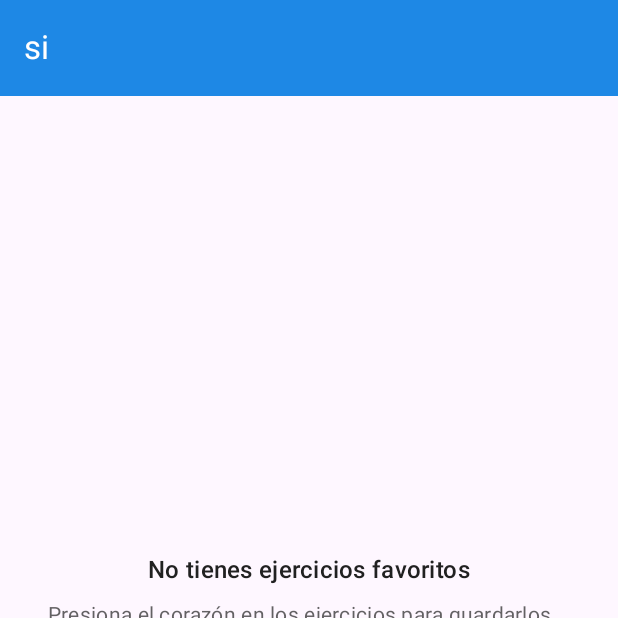
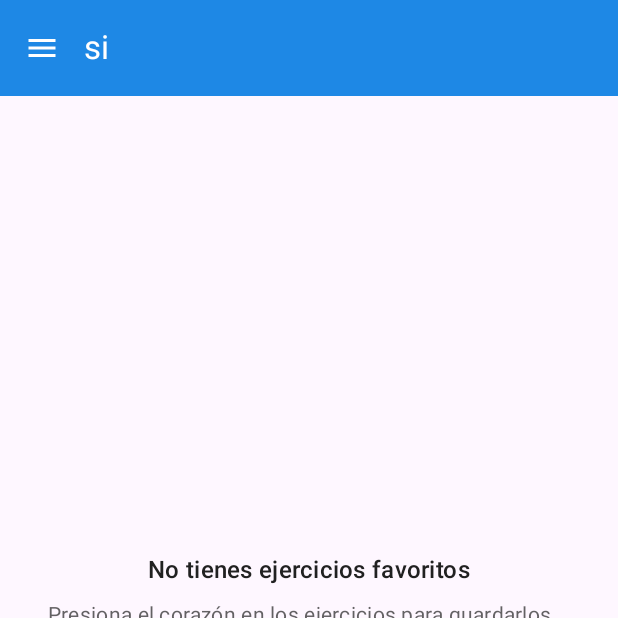
Before and after one commit to jesus2419/GYM-Android, an Android app built with Jetpack Compose: the screen it shows after launch (MainActivity), item 2 of the bottom bar chosen, on a phone screen of 412 x 824 dp, the top half of it. Run offline under Robolectric (Android 15) with nearby library versions, the phone set to English and light mode, and no system bars; pictures from the network do not load.

Commit message:
navigation drawer

```diff
--- /dev/null
+++ b/app/src/main/java/com/example/gymandroid/view/Drawer.kt
@@ -0,0 +1,126 @@
+package com.example.gymandroid.view
+
+import androidx.compose.foundation.background
+import androidx.compose.foundation.layout.Arrangement
+import androidx.compose.foundation.layout.Box
+import androidx.compose.foundation.layout.Column
+import androidx.compose.foundation.layout.Row
+import androidx.compose.foundation.layout.Spacer
+import androidx.compose.foundation.layout.fillMaxSize
+import androidx.compose.foundation.layout.fillMaxWidth
+import androidx.compose.foundation.layout.height
+import androidx.compose.foundation.layout.padding
+import androidx.compose.foundation.layout.size
+import androidx.compose.foundation.layout.width
+import androidx.compose.material.icons.Icons
+import androidx.compose.material.icons.automirrored.filled.ExitToApp
+import androidx.compose.material.icons.filled.AccountCircle
+import androidx.compose.material.icons.filled.Call
+import androidx.compose.material.icons.filled.Close
+import androidx.compose.material.icons.filled.List
+import androidx.compose.material.icons.filled.Person
+import androidx.compose.material.icons.filled.Settings
+import androidx.compose.material3.Divider
+import androidx.compose.material3.Icon
+import androidx.compose.material3.IconButton
+import androidx.compose.material3.MaterialTheme
+import androidx.compose.material3.NavigationDrawerItem
+import androidx.compose.material3.Text
+import androidx.compose.runtime.Composable
+import androidx.compose.ui.Alignment
+import androidx.compose.ui.Modifier
+import androidx.compose.ui.graphics.Color
+import androidx.compose.ui.graphics.vector.ImageVector
+import androidx.compose.ui.text.font.FontWeight
+import androidx.compose.ui.unit.dp
+import androidx.compose.ui.unit.sp
+
+@Composable
+public fun DrawerContent(onClose: () -> Unit) {
+    Column(
+        modifier = Modifier
+            .fillMaxSize()
+            .padding(16.dp)
+            .background(MaterialTheme.colorScheme.surface)
+    ) {
+        // Encabezado
+        Row(
+            modifier = Modifier.fillMaxWidth(),
+            horizontalArrangement = Arrangement.SpaceBetween
+        ) {
+            IconButton(onClick = onClose) {
+                Icon(Icons.Default.Close, contentDescription = "Cerrar menú")
+            }
+        }
+
+        Spacer(modifier = Modifier.height(24.dp))
+
+        // Información del usuario
+        UserInfoSection()
+
+        Divider(modifier = Modifier.padding(vertical = 8.dp))
+
+        // Menú principal
+        MenuItems(
+            items = listOf(
+                "Contáctanos" to Icons.Default.Call,
+                "Configuración" to Icons.Default.Settings
+            ),
+            onItemClick = onClose
+        )
+
+        // Espacio flexible
+        Box(modifier = Modifier.weight(1f))
+
+        // Opción de cierre
+        /*
+        NavigationDrawerItem(
+            icon = { Icon(Icons.AutoMirrored.Filled.ExitToApp, contentDescription = null) },
+            label = { Text("Cerrar sesión") },
+            selected = false,
+            onClick = {},
+            modifier = Modifier.fillMaxWidth()
+        )
+
+         */
+    }
+}
+
+@Composable
+private fun UserInfoSection() {
+    Row(
+        verticalAlignment = Alignment.CenterVertically,
+        modifier = Modifier.padding(vertical = 16.dp)
+    ) {
+        Icon(
+            imageVector = Icons.Default.AccountCircle,
+            contentDescription = "Usuario",
+            modifier = Modifier.size(64.dp),
+            tint = MaterialTheme.colorScheme.primary
+        )
+        Spacer(modifier = Modifier.width(16.dp))
+        Column {
+            Text("Juan Pérez", fontWeight = FontWeight.Bold, fontSize = 18.sp)
+            Text("212345", color = Color.Gray)
+        }
+    }
+    Divider()
+}
+
+@Composable
+private fun MenuItems(
+    items: List<Pair<String, ImageVector>>,
+    onItemClick: () -> Unit
+) {
+    Column {
+        items.forEach { (title, icon) ->
+            NavigationDrawerItem(
+                icon = { Icon(icon, contentDescription = null) },
+                label = { Text(title) },
+                selected = false,
+                onClick = onItemClick,
+                modifier = Modifier.fillMaxWidth()
+            )
+        }
+    }
+}
--- a/app/src/main/java/com/example/gymandroid/view/mainScreen.kt
+++ b/app/src/main/java/com/example/gymandroid/view/mainScreen.kt
@@ -6,10 +6,12 @@ import androidx.compose.ui.unit.dp
 
 import androidx.compose.foundation.layout.padding
 import androidx.compose.material.icons.Icons
+import androidx.compose.material.icons.filled.Factory
 import androidx.compose.material.icons.filled.Favorite
 import androidx.compose.material.icons.filled.Home
 import androidx.compose.material.icons.filled.Star
 import androidx.compose.material.icons.filled.Info
+import androidx.compose.material.icons.filled.Menu
 import androidx.compose.material.icons.filled.Person
 import androidx.compose.material3.*
 import androidx.compose.runtime.*
@@ -17,12 +19,15 @@ import androidx.compose.runtime.setValue
 import androidx.compose.ui.Modifier
 import androidx.compose.ui.graphics.Color
 import androidx.compose.ui.graphics.vector.ImageVector
+import androidx.lifecycle.viewmodel.compose.viewModel
 import androidx.navigation.NavType
 import androidx.navigation.compose.NavHost
 import androidx.navigation.compose.composable
 import androidx.navigation.compose.rememberNavController
 import androidx.navigation.navArgument
 import com.example.gymandroid.ui.theme.AppTheme
+import com.example.gymandroid.viewmodel.mainViewModel
+import kotlinx.coroutines.launch
 import java.time.LocalDate
 
 @OptIn(ExperimentalMaterial3Api::class)
@@ -30,6 +35,10 @@ import java.time.LocalDate
 fun MainScreen() {
     val navController = rememberNavController()
     var selectedItem by remember { mutableStateOf(0) }
+    val viewModel: mainViewModel = viewModel(factory = mainViewModel.Factory)
+    val scope = rememberCoroutineScope()
+
+
 
     val screens = listOf(
         BottomNavItem.Home,
@@ -38,10 +47,28 @@ fun MainScreen() {
         BottomNavItem.Info
     )
 
+    ModalNavigationDrawer(
+        drawerState = viewModel.drawerState,
+        drawerContent = {
+            DrawerContent(
+                onClose = {
+                    scope.launch { viewModel.drawerState.close() }
+                }
+            )
+        }
+    ) {
+
         Scaffold(
             topBar = {
                 TopAppBar(
                     title = { Text(text = "si") },
+                    navigationIcon = {
+                        IconButton(
+                            onClick = { scope.launch { viewModel.drawerState.open() } }
+                        ) {
+                            Icon(Icons.Default.Menu, contentDescription = "Abrir menú")
+                        }
+                    },
 
                     colors = TopAppBarDefaults.centerAlignedTopAppBarColors(
                         containerColor = AppTheme.PrimaryColor,
@@ -116,6 +143,7 @@ fun MainScreen() {
             }
         }
     }
+}
 
 @Composable
 fun PlaceholderScreen(x0: String) {
--- /dev/null
+++ b/app/src/main/java/com/example/gymandroid/viewmodel/mainviewmodel.kt
@@ -0,0 +1,45 @@
+package com.example.gymandroid.viewmodel
+
+
+import androidx.compose.material3.DrawerState
+import androidx.compose.material3.DrawerValue
+import androidx.lifecycle.ViewModel
+import androidx.lifecycle.ViewModelProvider
+import androidx.lifecycle.viewModelScope
+
+import kotlinx.coroutines.flow.MutableStateFlow
+import kotlinx.coroutines.flow.StateFlow
+import kotlinx.coroutines.flow.asStateFlow
+import kotlinx.coroutines.launch
+
+open class mainViewModel : ViewModel() {
+    // DrawerState debe ser manejado directamente, no como un StateFlow
+    val drawerState = DrawerState(DrawerValue.Closed)
+
+
+    init {
+
+    }
+
+
+
+    // Acciones del drawer
+    fun openDrawer() = viewModelScope.launch {
+        drawerState.open()
+    }
+
+    fun closeDrawer() = viewModelScope.launch {
+        drawerState.close()
+    }
+
+
+    companion object Factory : ViewModelProvider.Factory {
+        override fun <T : ViewModel> create(modelClass: Class<T>): T {
+            @Suppress("UNCHECKED_CAST")
+            return mainViewModel() as T
+        }
+    }
+
+
+
+}
```
Lines whose indentation alone changed are shown as unchanged.
